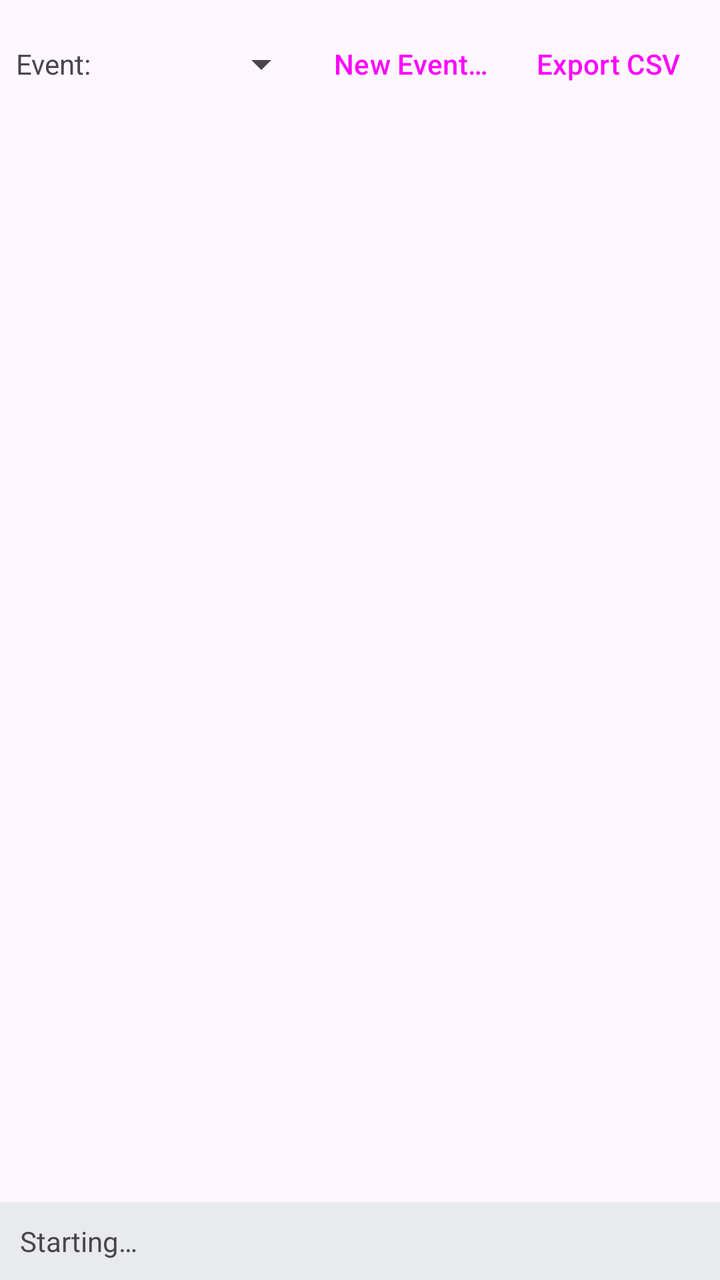
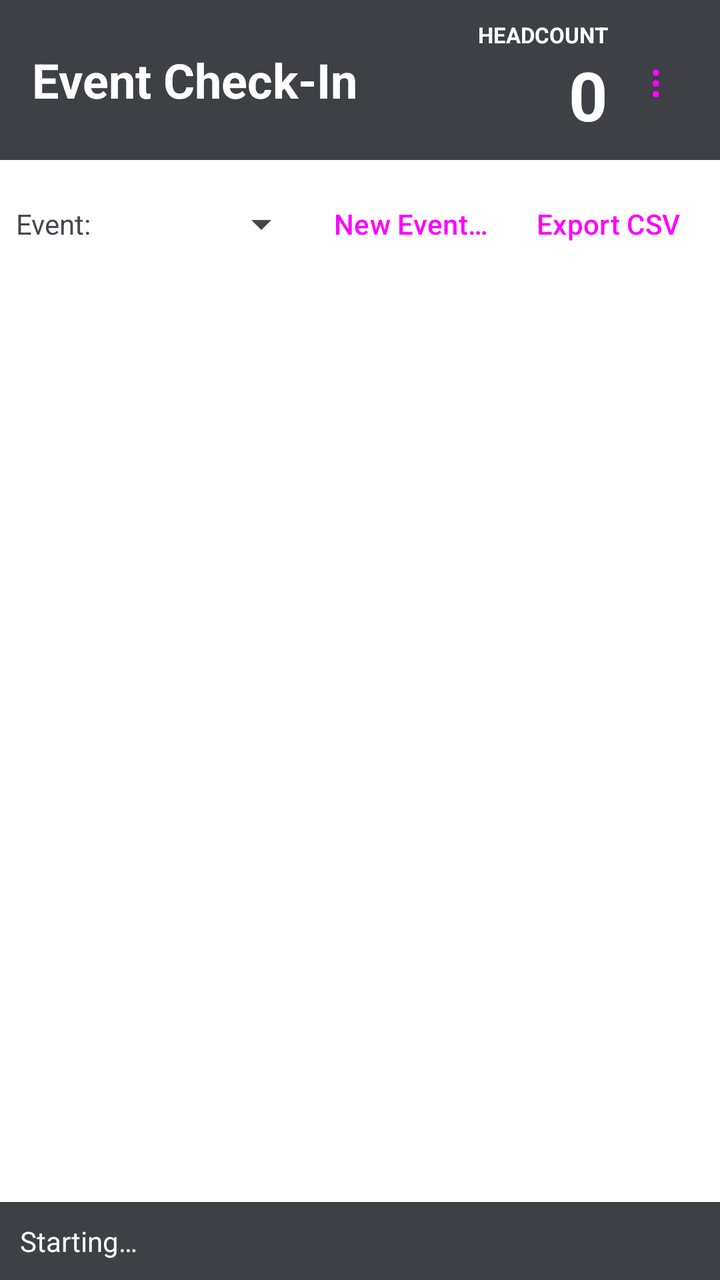

Two renders of the same Android screen: before a commit and after it. Below are the layout's source before the change and the commit's diff.
<!-- AndroidManifest.xml: application theme Theme.EventCheckIn -->
<!-- res/layout/activity_main.xml -->
<?xml version="1.0" encoding="utf-8"?>
<LinearLayout xmlns:android="http://schemas.android.com/apk/res/android"
    android:id="@+id/root"
    android:layout_width="match_parent"
    android:layout_height="match_parent"
    android:orientation="vertical">

    <LinearLayout
        android:layout_width="match_parent"
        android:layout_height="wrap_content"
        android:orientation="horizontal"
        android:padding="8dp"
        android:gravity="center_vertical">

        <TextView
            android:layout_width="wrap_content"
            android:layout_height="wrap_content"
            android:text="@string/event_label"
            android:paddingEnd="8dp" />

        <Spinner
            android:id="@+id/event_spinner"
            android:layout_width="0dp"
            android:layout_height="wrap_content"
            android:layout_weight="1" />

        <Button
            android:id="@+id/new_event"
            style="@style/Widget.Material3.Button.TextButton"
            android:layout_width="wrap_content"
            android:layout_height="wrap_content"
            android:text="@string/new_event" />

        <Button
            android:id="@+id/export_csv"
            style="@style/Widget.Material3.Button.TextButton"
            android:layout_width="wrap_content"
            android:layout_height="wrap_content"
            android:text="@string/export_csv" />
    </LinearLayout>

    <TextView
        android:id="@+id/headcount"
        android:layout_width="match_parent"
        android:layout_height="wrap_content"
        android:paddingStart="12dp"
        android:paddingEnd="12dp"
        android:paddingBottom="4dp"
        android:textSize="22sp"
        android:textStyle="bold" />

    <ListView
        android:id="@+id/attendance"
        android:layout_width="match_parent"
        android:layout_height="0dp"
        android:layout_weight="1" />

    <TextView
        android:id="@+id/status"
        android:layout_width="match_parent"
        android:layout_height="wrap_content"
        android:background="@color/status_bar_background"
        android:padding="10dp"
        android:text="@string/status_starting" />
</LinearLayout>
<!-- resources referenced by this layout -->
<resources>
  <color name="status_bar_background">#E8EAED</color>
  <string name="event_label">Event:</string>
  <string name="export_csv">Export CSV</string>
  <string name="new_event">New Event…</string>
  <string name="status_starting">Starting…</string>
  <style name="Theme.EventCheckIn" parent="Theme.Material3.DayNight">
          <item name="colorPrimary">@color/brand_primary</item>
          <item name="colorOnPrimary">@color/brand_on_primary</item>
      </style>
  <color name="brand_primary">#4A5568</color>
  <color name="brand_on_primary">#FFFFFF</color>
</resources>

<!-- the commit's change to res/layout/activity_main.xml (unified diff, before → after) -->
@@ -4,6 +4,85 @@
     android:layout_width="match_parent"
     android:layout_height="match_parent"
     android:orientation="vertical">
+
+    
+    <LinearLayout
+        android:id="@+id/header"
+        android:layout_width="match_parent"
+        android:layout_height="wrap_content"
+        android:orientation="horizontal"
+        android:gravity="center_vertical"
+        android:background="@color/brand_primary"
+        android:paddingStart="16dp"
+        android:paddingEnd="8dp"
+        android:paddingTop="10dp"
+        android:paddingBottom="10dp">
+
+        <ImageView
+            android:id="@+id/logo"
+            android:layout_width="wrap_content"
+            android:layout_height="44dp"
+            android:adjustViewBounds="true"
+            android:maxWidth="180dp"
+            android:layout_marginEnd="12dp"
+            android:visibility="gone"
+            android:contentDescription="@string/logo_description" />
+
+        <TextView
+            android:id="@+id/app_title"
+            android:layout_width="0dp"
+            android:layout_height="wrap_content"
+            android:layout_weight="1"
+            android:textSize="24sp"
+            android:textStyle="bold"
+            android:maxLines="2"
+            android:ellipsize="end"
+            android:textColor="@color/brand_on_primary"
+            android:text="@string/app_name" />
+
+        <LinearLayout
+            android:layout_width="wrap_content"
+            android:layout_height="wrap_content"
+            android:orientation="vertical"
+            android:gravity="end">
+
+            <TextView
+                android:id="@+id/headcount_label"
+                android:layout_width="wrap_content"
+                android:layout_height="wrap_content"
+                android:textSize="11sp"
+                android:textStyle="bold"
+                android:textColor="@color/brand_on_primary"
+                android:text="@string/headcount_label" />
+
+            <TextView
+                android:id="@+id/headcount"
+                android:layout_width="wrap_content"
+                android:layout_height="wrap_content"
+                android:layout_gravity="end"
+                android:textSize="34sp"
+                android:textStyle="bold"
+                android:textColor="@color/brand_on_primary"
+                android:text="@string/zero" />
+        </LinearLayout>
+
+        
+        <Button
+            android:id="@+id/setup"
+            style="@style/Widget.Material3.Button.TextButton"
+            android:layout_width="48dp"
+            android:layout_height="48dp"
+            android:minWidth="48dp"
+            android:insetLeft="0dp"
+            android:insetRight="0dp"
+            android:insetTop="0dp"
+            android:insetBottom="0dp"
+            android:paddingLeft="0dp"
+            android:paddingRight="0dp"
+            android:textSize="22sp"
+            android:text="@string/setup_glyph"
+            android:contentDescription="@string/setup_title" />
+    </LinearLayout>
 
     <LinearLayout
         android:layout_width="match_parent"
@@ -13,6 +92,7 @@
         android:gravity="center_vertical">
 
         <TextView
+            android:id="@+id/event_label"
             android:layout_width="wrap_content"
             android:layout_height="wrap_content"
             android:text="@string/event_label"
@@ -39,16 +119,6 @@
             android:text="@string/export_csv" />
     </LinearLayout>
 
-    <TextView
-        android:id="@+id/headcount"
-        android:layout_width="match_parent"
-        android:layout_height="wrap_content"
-        android:paddingStart="12dp"
-        android:paddingEnd="12dp"
-        android:paddingBottom="4dp"
-        android:textSize="22sp"
-        android:textStyle="bold" />
-
     <ListView
         android:id="@+id/attendance"
         android:layout_width="match_parent"
@@ -59,7 +129,8 @@
         android:id="@+id/status"
         android:layout_width="match_parent"
         android:layout_height="wrap_content"
-        android:background="@color/status_bar_background"
+        android:background="@color/brand_primary"
+        android:textColor="@color/brand_on_primary"
         android:padding="10dp"
         android:text="@string/status_starting" />
 </LinearLayout>
<!-- resource entries referenced after the edit -->
@@ -1,15 +1,22 @@
 <!-- resources referenced by this layout -->
 <resources>
-  <color name="status_bar_background">#E8EAED</color>
+  <color name="brand_on_primary">#FFFFFF</color>
+  <color name="brand_primary">#3F3F46</color>
+  <string name="app_name">Event Check-In</string>
   <string name="event_label">Event:</string>
   <string name="export_csv">Export CSV</string>
+  <string name="headcount_label">HEADCOUNT</string>
+  <string name="logo_description">Organization logo</string>
   <string name="new_event">New Event…</string>
+  <string name="setup_glyph">⋮</string>
+  <string name="setup_title">Setup</string>
   <string name="status_starting">Starting…</string>
-  <style name="Theme.EventCheckIn" parent="Theme.Material3.DayNight">
+  <string name="zero">0</string>
+  <style name="Theme.EventCheckIn" parent="Theme.Material3.Light.NoActionBar">
           <item name="colorPrimary">@color/brand_primary</item>
           <item name="colorOnPrimary">@color/brand_on_primary</item>
+          <item name="android:windowBackground">@color/brand_background</item>
       </style>
-  <color name="brand_primary">#4A5568</color>
-  <color name="brand_on_primary">#FFFFFF</color>
+  <color name="brand_background">#FFFFFF</color>
 </resources>
 
